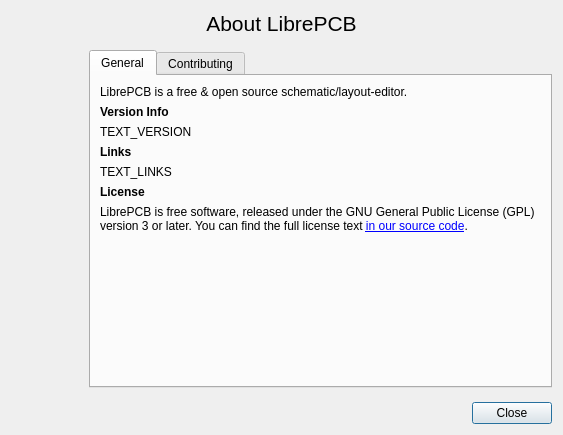
Above: libs/librepcb/common/dialogs/aboutdialog.ui from weaver2007/LibrePCB before the change. Below: the same form after it.
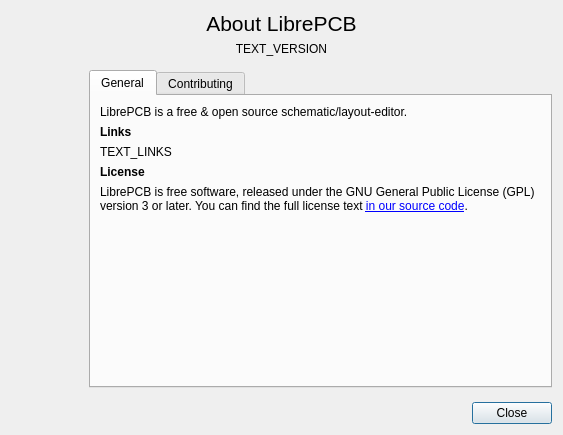
That is the form after the change. Icons and pictures are not drawn.

Commit message:
AboutDialog: Move version info to the top
It's now right below the title.

What changed in the file:
```diff
--- a/libs/librepcb/common/dialogs/aboutdialog.ui
+++ b/libs/librepcb/common/dialogs/aboutdialog.ui
@@ -40,6 +40,16 @@
      </property>
     </widget>
    </item>
+   <item>
+    <widget class="QLabel" name="textVersion">
+     <property name="text">
+      <string notr="true">TEXT_VERSION</string>
+     </property>
+     <property name="alignment">
+      <set>Qt::AlignCenter</set>
+     </property>
+    </widget>
+   </item>
    <item>
     <layout class="QHBoxLayout" name="horizontalLayout">
      <property name="sizeConstraint">
@@ -107,26 +117,6 @@
              </property>
             </widget>
            </item>
-           <item>
-            <widget class="QLabel" name="headerVersion">
-             <property name="font">
-              <font>
-               <weight>75</weight>
-               <bold>true</bold>
-              </font>
-             </property>
-             <property name="text">
-              <string>Version Info</string>
-             </property>
-            </widget>
-           </item>
-           <item>
-            <widget class="QLabel" name="textVersion">
-             <property name="text">
-              <string notr="true">TEXT_VERSION</string>
-             </property>
-            </widget>
-           </item>
            <item>
             <widget class="QLabel" name="headerLinks">
              <property name="font">
```
The commit also changes 1 other file.
